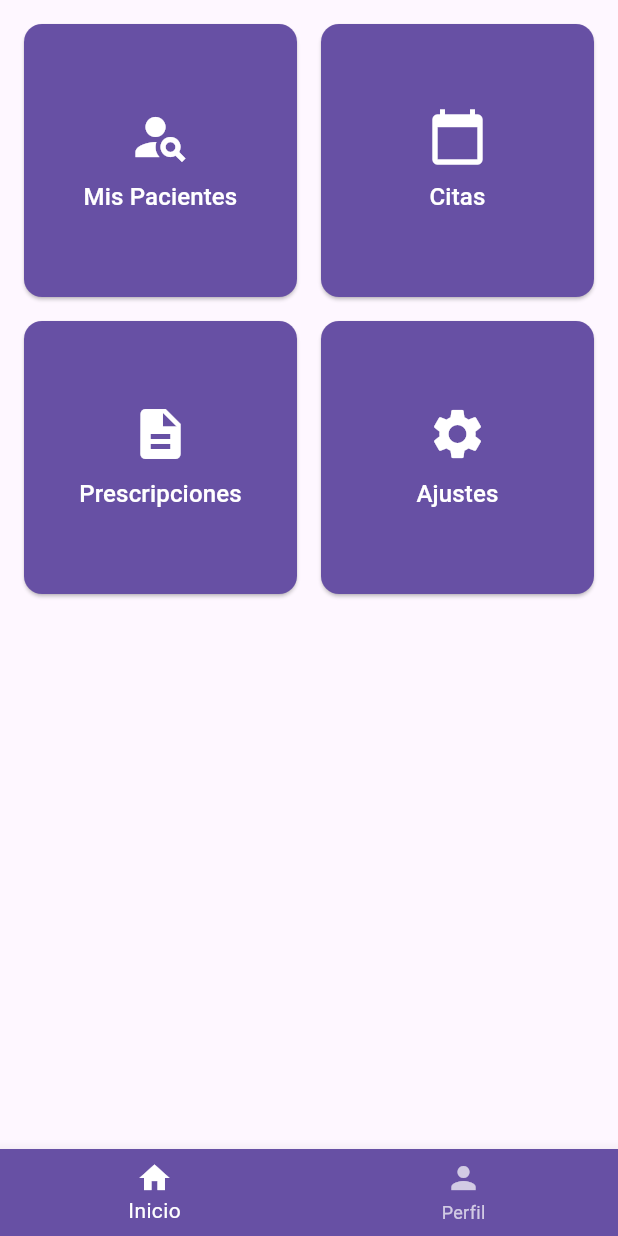
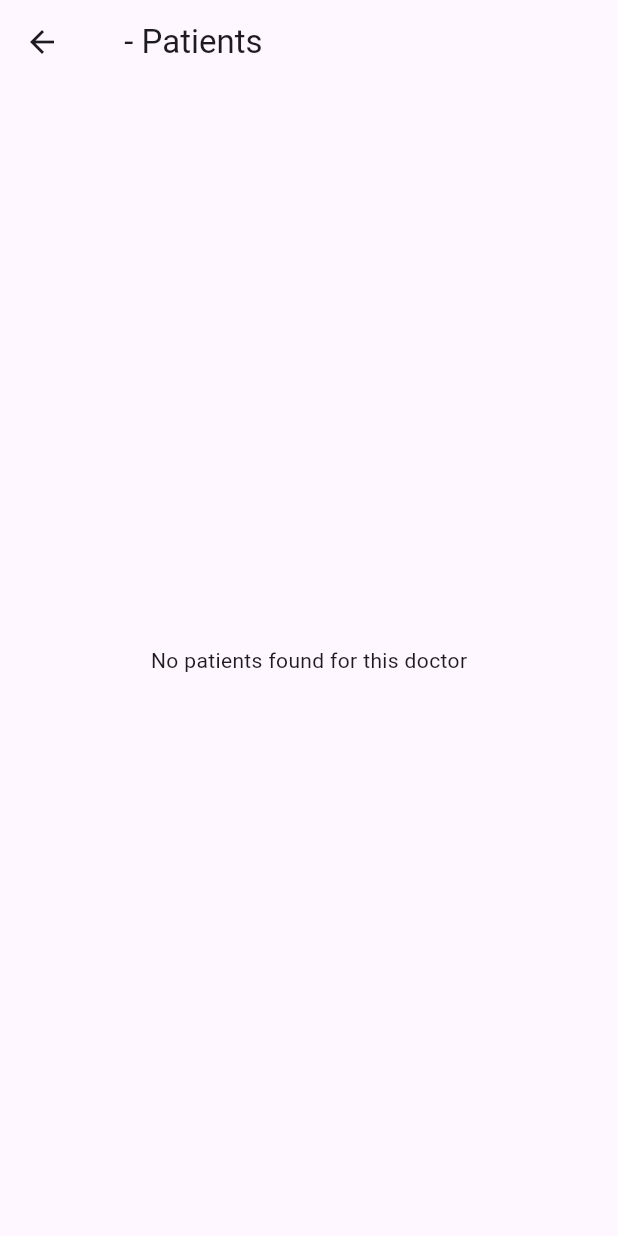
Before and after one commit to tjqqaa/ITAPP, a Flutter app: the DoctorHomeScreen screen opened directly with empty values, after a tap on "Mis Pacientes", on a phone screen of 412 x 824 dp. Run offline on Flutter 3.47's test engine with Material 3 defaults, Android fonts, the phone set to English and light mode, and no system bars; our stand-ins replace flutter_local_notifications, timezone.

Commit message:
Doctor patients view created and created navigation to preinscriptions and appointments views

```diff
--- a/lib/views/doctors/doctor_home_screen.dart
+++ b/lib/views/doctors/doctor_home_screen.dart
@@ -1,5 +1,8 @@
 import 'package:flutter/material.dart';
 import 'package:project/models/doctor.dart';
+import 'package:project/views/doctors/appointments_doctor_screen.dart';
+import 'package:project/views/doctors/doctor_patients_screen.dart';
+import 'package:project/views/doctors/doctor_preinscriptions_screen.dart';
 import 'package:project/views/profile_screen.dart';
 
 class DoctorHomeScreen extends StatefulWidget {
@@ -47,21 +50,30 @@ class _DoctorHomeScreenState extends State<DoctorHomeScreen> {
                 icon: Icons.person_search,
                 label: 'Mis Pacientes',
                 onTap: () {
-                  // Acción para ver pacientes
+                  Navigator.push(
+                    context,
+                    MaterialPageRoute(builder: (context) => DoctorPatientsScreen(doctor: widget.doctor)),
+                  );
                 },
               ),
               _buildCustomButton(
                 icon: Icons.calendar_today,
                 label: 'Citas',
                 onTap: () {
-                  // Acción para citas
+                  Navigator.push(
+                    context,
+                    MaterialPageRoute(builder: (context) => AppointmentsDoctorScreen(doctor: widget.doctor)),
+                  );
                 },
               ),
               _buildCustomButton(
                 icon: Icons.description,
                 label: 'Prescripciones',
                 onTap: () {
-                  // Acción para prescripciones
+                  Navigator.push(
+                    context,
+                    MaterialPageRoute(builder: (context) => DoctorPreinscriptionsScreen(doctor: widget.doctor)),
+                  );
                 },
               ),
               _buildCustomButton(
--- /dev/null
+++ b/lib/views/doctors/doctor_patients_screen.dart
@@ -0,0 +1,41 @@
+import 'package:flutter/material.dart';
+import 'package:project/models/doctor.dart';
+
+class DoctorPatientsScreen extends StatefulWidget {
+  final Doctor doctor;
+
+  const DoctorPatientsScreen({super.key, required this.doctor});
+
+  @override
+  State<DoctorPatientsScreen> createState() => _DoctorPatientsScreenState();
+}
+
+class _DoctorPatientsScreenState extends State<DoctorPatientsScreen> {
+  @override
+  Widget build(BuildContext context) {
+    // Recuperamos la lista de pacientes del doctor
+    List<String> patients = widget.doctor.patients;
+
+    return Scaffold(
+      appBar: AppBar(
+        title: Text('${widget.doctor.name} ${widget.doctor.surname} - Patients'),
+      ),
+      body: Padding(
+        padding: const EdgeInsets.all(16.0),
+        child: patients.isEmpty
+            ? Center(
+                child: Text('No patients found for this doctor'),
+              )
+            : ListView.builder(
+                itemCount: patients.length,
+                itemBuilder: (context, index) {
+                  return ListTile(
+                    title: Text(patients[index]),
+                    leading: Icon(Icons.person),
+                  );
+                },
+              ),
+      ),
+    );
+  }
+}
```
Also changed, not shown: lib/views/doctors/appointments_doctor_screen.dart (added, +20 -0 lines), lib/views/doctors/doctor_preinscriptions_screen.dart (added, +20 -0 lines).
